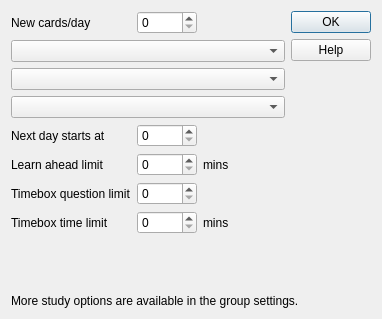
First picture: the form in designer/studyopts.ui, repository ankitects/anki, before the edit.
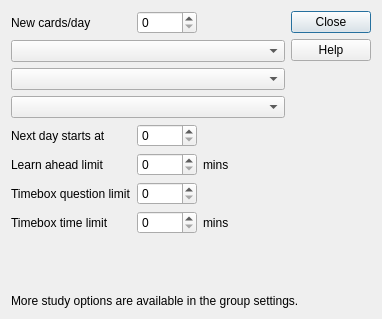
Second picture: the form after the edit.

Commit message: edit current, hide 'close' button on osx

```diff
--- a/designer/studyopts.ui
+++ b/designer/studyopts.ui
@@ -143,7 +143,7 @@
           <enum>Qt::Vertical</enum>
          </property>
          <property name="standardButtons">
-          <set>QDialogButtonBox::Help|QDialogButtonBox::Ok</set>
+          <set>QDialogButtonBox::Close|QDialogButtonBox::Help</set>
          </property>
         </widget>
        </item>
```
The commit also changes 14 other files.
